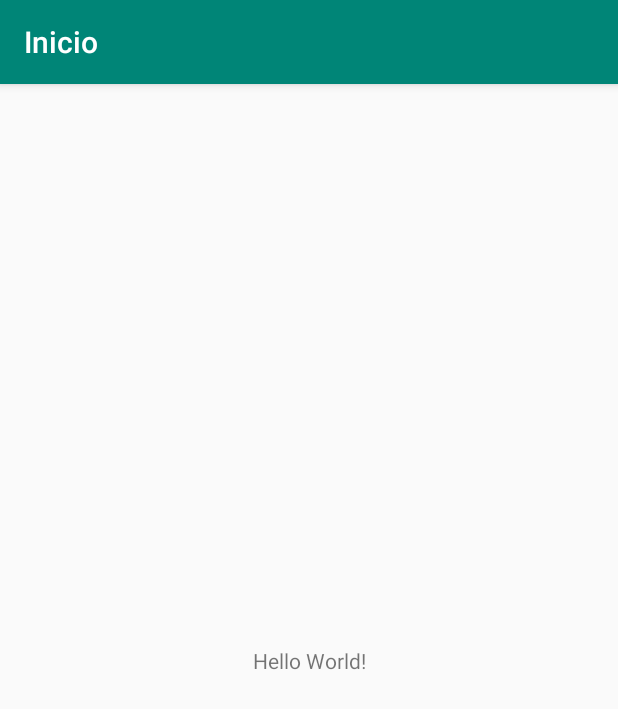
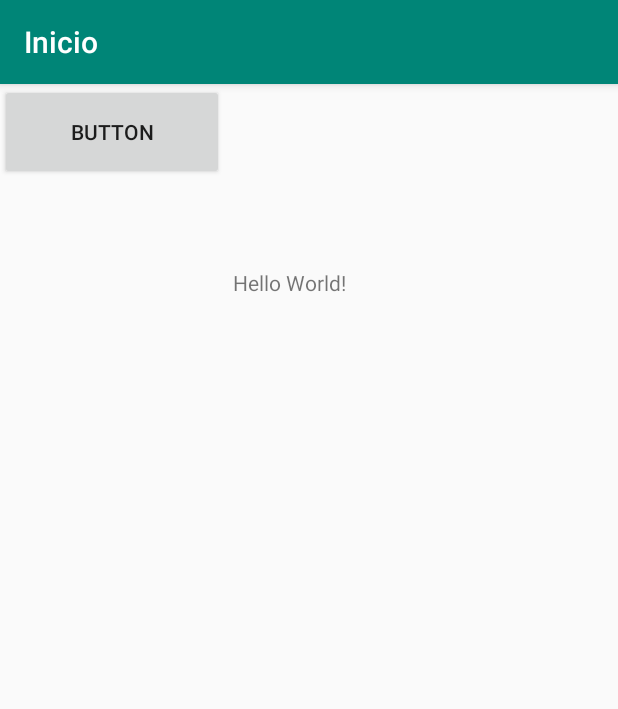
Before and after one commit to yonasjb/INICIO, an Android app: the screen it shows after launch (MainActivity), on a phone screen of 412 x 824 dp. Shown: the top 709 px of the screen. Run offline under Robolectric (Android 15) with nearby library versions, the phone set to English and light mode, and no system bars.

Commit message:
Agrega de boton

```diff
--- a/app/src/main/res/layout/activity_main.xml
+++ b/app/src/main/res/layout/activity_main.xml
@@ -11,8 +11,18 @@
         android:layout_height="wrap_content"
         android:text="Hello World!"
         app:layout_constraintBottom_toBottomOf="parent"
+        app:layout_constraintHorizontal_bias="0.461"
         app:layout_constraintLeft_toLeftOf="parent"
         app:layout_constraintRight_toRightOf="parent"
-        app:layout_constraintTop_toTopOf="parent" />
+        app:layout_constraintTop_toTopOf="parent"
+        app:layout_constraintVertical_bias="0.164" />
+
+    <Button
+        android:id="@+id/button"
+        android:layout_width="149dp"
+        android:layout_height="64dp"
+        android:text="Button"
+        tools:layout_editor_absoluteX="105dp"
+        tools:layout_editor_absoluteY="233dp" />
 
 </android.support.constraint.ConstraintLayout>
```
